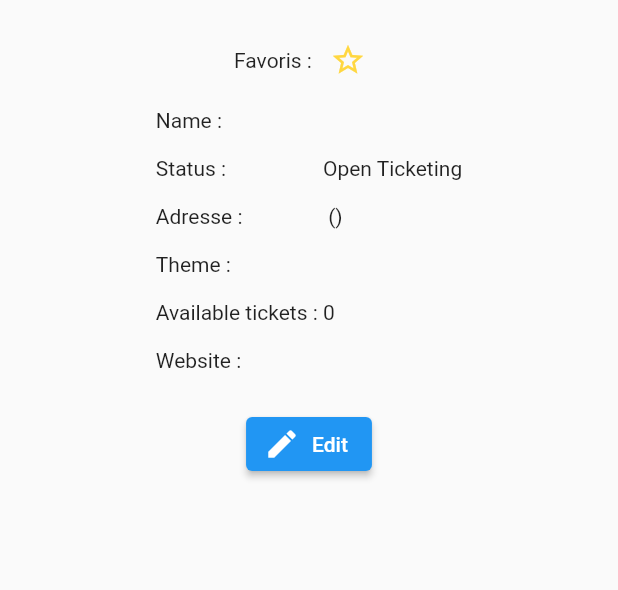
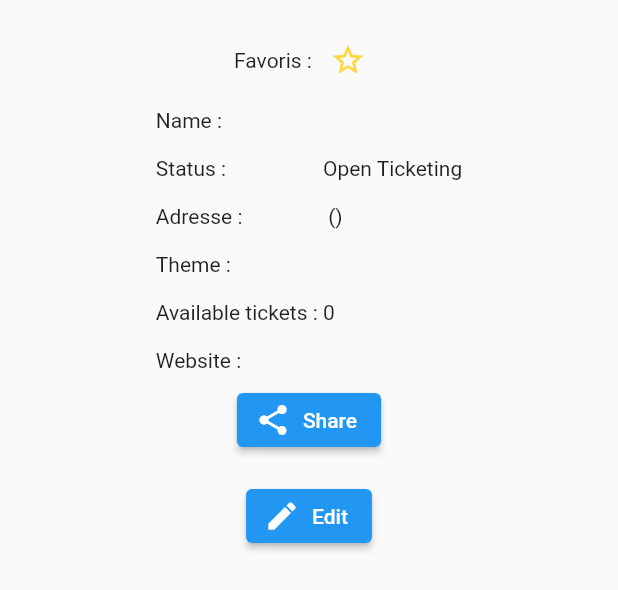
Before and after one commit to TheW1ll/Fest-Front, a Flutter app: the DetailsPage widget shown alone on an empty page, opened directly with empty values, on a phone screen of 412 x 824 dp. Shown: the top 590 px of the screen. Run offline on Flutter 3.47's test engine with Material 2 defaults, Android fonts, the phone set to English and light mode, and no system bars; our stand-ins replace cached_network_image, carousel_slider, cloud_firestore, firebase_auth, firebase_core, flutter_map and 4 more; missing offline and left inert: flutter_map_marker_cluster; accounts and stored records are empty.

Commit message:
feat(festival): add sharing

```diff
--- a/lib/components/details.dart
+++ b/lib/components/details.dart
@@ -4,6 +4,7 @@ import 'package:festival/models/festival.dart';
 import 'package:festival/services/user.service.dart';
 import 'package:flutter/material.dart';
 import 'package:go_router/go_router.dart';
+import 'package:share_plus/share_plus.dart';
 
 class DetailsPage extends StatefulWidget {
   const DetailsPage({
@@ -61,6 +62,12 @@ class _DetailPageSate extends State<DetailsPage> {
     });
   }
 
+  void _shareWebsite() {
+    if (widget.festival.webSite != null) {
+      Share.share(widget.festival.webSite!);
+    }
+  }
+
   @override
   Widget build(BuildContext context) {
     String? status;
@@ -104,6 +111,15 @@ class _DetailPageSate extends State<DetailsPage> {
             row("Website : ", website),
           ],
         ),
+        ElevatedButton.icon(
+          onPressed: () {
+            _shareWebsite();
+          },
+          icon: const Icon(Icons.share),
+          label: const Text(
+            "Share",
+          ),
+        ),
         const SizedBox(height: 16),
         (UserService().getLocalUser()?.id != widget.festival.creatorId &&
                 !UserService().isAdmin())
--- a/lib/models/festival.dart
+++ b/lib/models/festival.dart
@@ -34,7 +34,7 @@ class Festival {
         json['city'],
         json['postalCode'],
         json['majorField'],
-        json['website'],
+        json['webSite'],
         json["creatorId"],
         json['contactEmail'],
         json['availableTickets'],
@@ -49,7 +49,7 @@ class Festival {
       'city': city,
       'postalCode': postalCode,
       'majorField': majorField,
-      'website': webSite,
+      'webSite': webSite,
       'creatorId': creatorId,
       'contactEmail': contactEmail,
       'availableTickets': availableTickets,
--- a/pubspec.yaml
+++ b/pubspec.yaml
@@ -48,6 +48,7 @@ dependencies:
   flutter_map_marker_cluster: ^1.0.1
 
   tuple: ^2.0.1
+  share_plus: ^6.3.0
 
 
 
```
Also changed, not shown: lib/components/creation_festival.dart (+7 -10 lines), pubspec.lock, 1 other file.
